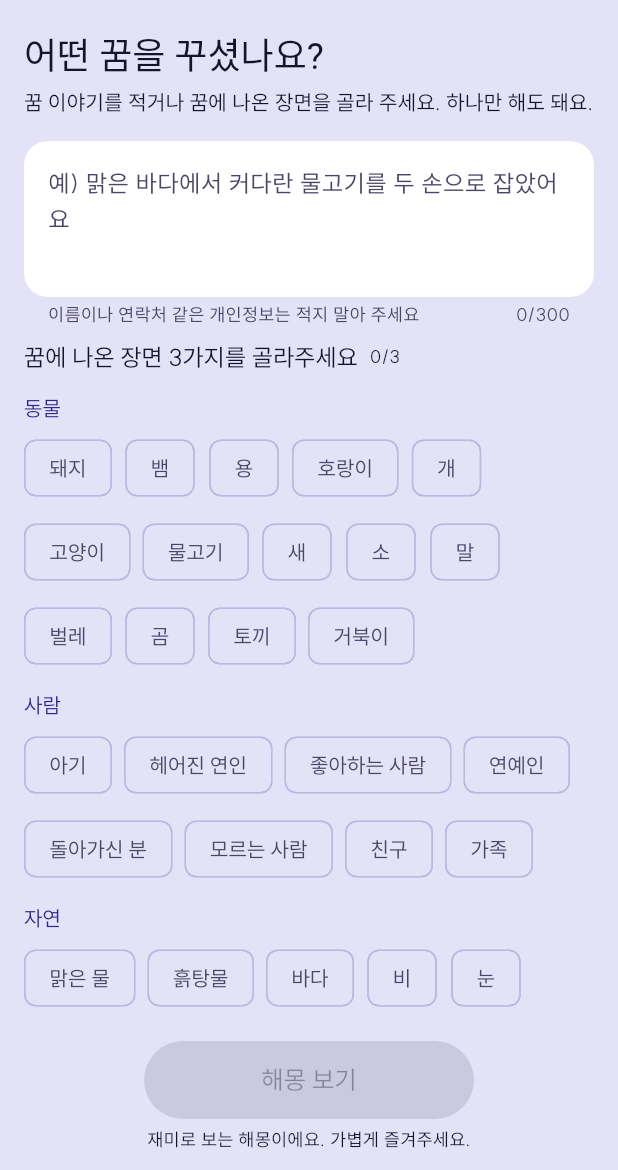
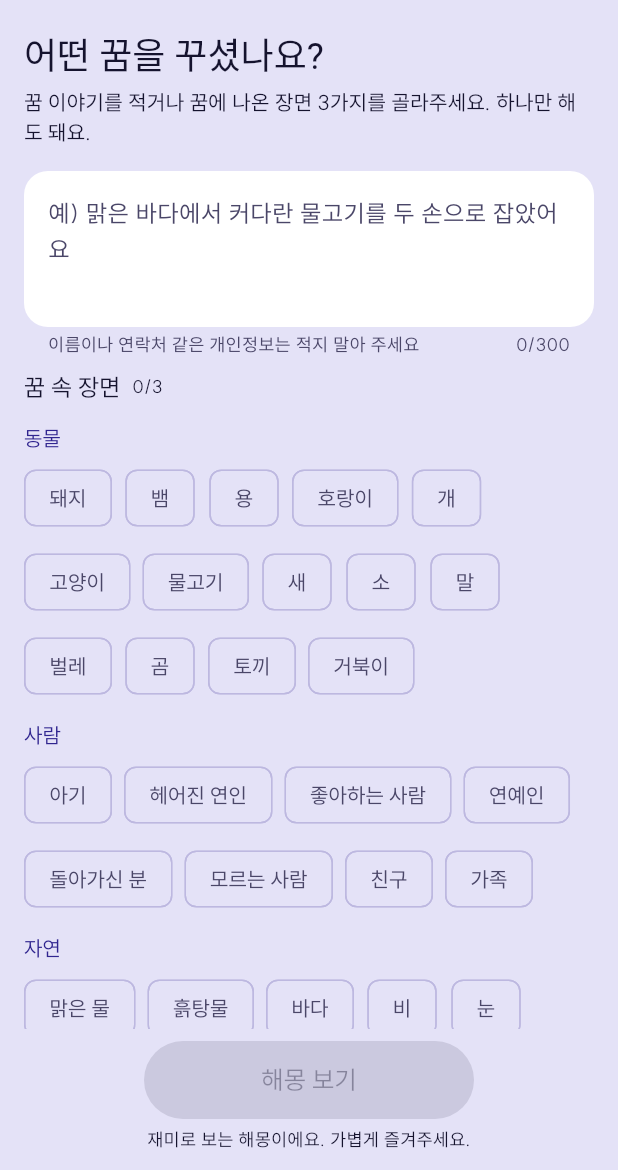
Before and after one commit to shlete/Oppop, a Flutter app: the DreamScreen screen opened directly, on a phone screen of 412 x 824 dp, the part 66-1236 px from its top. Run offline on Flutter 3.47's test engine with Material 3 defaults, Android fonts, the phone set to English and light mode, and no system bars; our stand-ins replace firebase_core, flutter_riverpod, google_mobile_ads, share_plus, shared_preferences, web; missing offline and left inert: dart:js_interop, firebase_app_check, gal; accounts and stored records are empty; network calls fail; Roboto replaces fonts that are missing (IBMPlexSansKR); project files that could hold a hidden picture were left out.

Commit message:
해몽뽑기: '장면 3가지' 안내를 제목 대신 위쪽 설명 문구에
Co-Authored-By: Claude Opus 5.5 (1M context) <noreply@anthropic.com>
Claude-Session: https://claude.ai/code/session_01FsZtawRLD1deWrySo6vrEK

```diff
--- a/lib/features/dream/dream_screen.dart
+++ b/lib/features/dream/dream_screen.dart
@@ -95,7 +95,7 @@ class _DreamScreenState extends ConsumerState<DreamScreen> {
                         Text('어떤 꿈을 꾸셨나요?', style: text.headlineSmall),
                         const SizedBox(height: 4),
                         Text(
-                          '꿈 이야기를 적거나 꿈에 나온 장면을 골라 주세요. 하나만 해도 돼요.',
+                          '꿈 이야기를 적거나 꿈에 나온 장면 ${DreamScreen.maxPicks}가지를 골라주세요. 하나만 해도 돼요.',
                           style: text.bodyMedium,
                         ),
                         const SizedBox(height: 16),
@@ -119,12 +119,7 @@ class _DreamScreenState extends ConsumerState<DreamScreen> {
                         const SizedBox(height: 8),
                         Row(
                           children: [
-                            Flexible(
-                              child: Text(
-                                '꿈에 나온 장면 ${DreamScreen.maxPicks}가지를 골라주세요',
-                                style: text.titleMedium,
-                              ),
-                            ),
+                            Text('꿈 속 장면', style: text.titleMedium),
                             const SizedBox(width: 8),
                             Text(
                               '${_picked.length}/${DreamScreen.maxPicks}',
```
